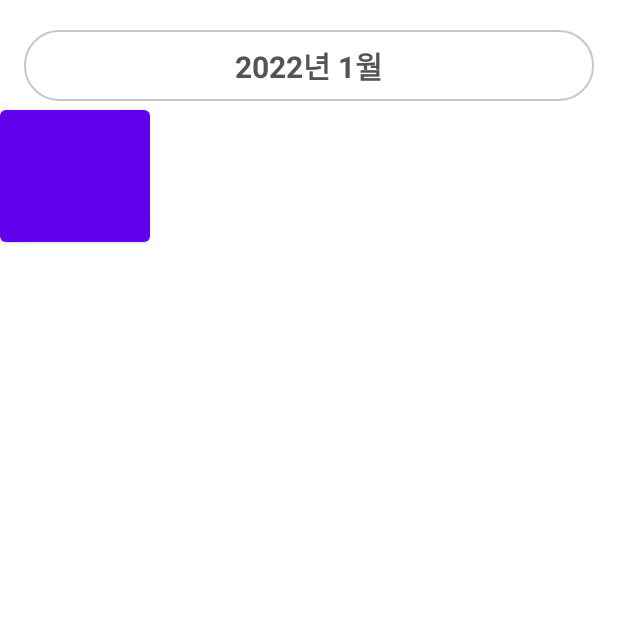
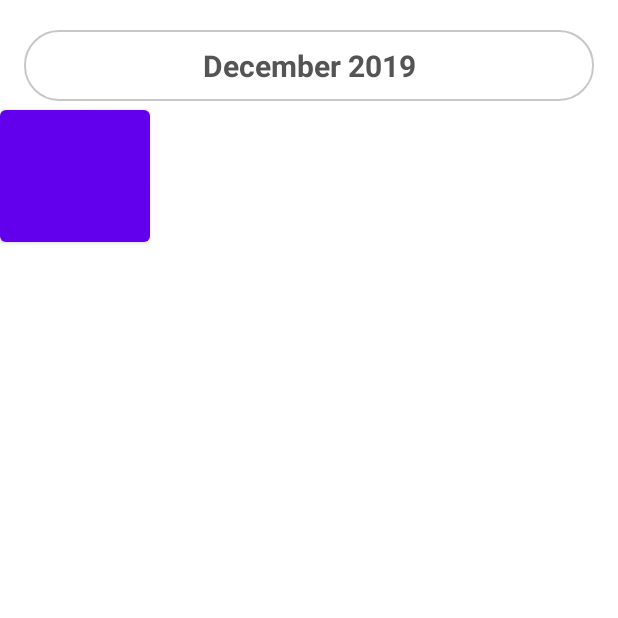
Before and after one commit to jongmin1217/android-image-calendar, an Android app: the screen it shows after launch (SampleCalendarActivity), on a phone screen of 412 x 824 dp, the top half of it. Run offline under Robolectric (Android 15) with nearby library versions, the phone set to English and light mode, and no system bars; our stand-ins replace data binding.

```diff
--- a/app/src/main/java/com/bellminp/samplelibrary/SampleCalendarActivity.kt
+++ b/app/src/main/java/com/bellminp/samplelibrary/SampleCalendarActivity.kt
@@ -4,18 +4,22 @@ import androidx.appcompat.app.AppCompatActivity
 import android.os.Bundle
 import android.util.Log
 import android.widget.Button
+import androidx.activity.viewModels
+import androidx.databinding.DataBindingUtil
 import com.bellminp.imagecalendar.view.ImageCalendarView
+import com.bellminp.samplelibrary.databinding.ActivitySampleCalendarBinding
 
 class SampleCalendarActivity : AppCompatActivity() {
+    private val viewModel : SampleCalendarViewModel by viewModels()
+    lateinit var binding: ActivitySampleCalendarBinding
 
     override fun onCreate(savedInstanceState: Bundle?) {
         super.onCreate(savedInstanceState)
-        setContentView(R.layout.activity_sample_calendar)
 
-        findViewById<Button>(R.id.tv_test).setOnClickListener {
-            Log.d("timber","???????????????????????")
-            val test = findViewById<ImageCalendarView>(R.id.image_calendar_view).title
-            findViewById<ImageCalendarView>(R.id.image_calendar_view).title = test+"z"
-        }
+        binding = DataBindingUtil.setContentView(this,R.layout.activity_sample_calendar)
+        binding.lifecycleOwner = this
+
+        binding.vm = viewModel
+
     }
 }
--- /dev/null
+++ b/app/src/main/java/com/bellminp/samplelibrary/SampleCalendarViewModel.kt
@@ -0,0 +1,8 @@
+package com.bellminp.samplelibrary
+
+import androidx.lifecycle.MutableLiveData
+import androidx.lifecycle.ViewModel
+
+class SampleCalendarViewModel : ViewModel() {
+    val text = MutableLiveData<String>()
+}
--- a/app/src/main/res/layout/activity_sample_calendar.xml
+++ b/app/src/main/res/layout/activity_sample_calendar.xml
@@ -1,4 +1,11 @@
 <?xml version="1.0" encoding="utf-8"?>
+<layout>
+    <data>
+        <variable
+            name="vm"
+            type="com.bellminp.samplelibrary.SampleCalendarViewModel" />
+    </data>
+
     <androidx.constraintlayout.widget.ConstraintLayout xmlns:android="http://schemas.android.com/apk/res/android"
         xmlns:app="http://schemas.android.com/apk/res-auto"
         xmlns:tools="http://schemas.android.com/tools"
@@ -11,6 +18,8 @@
             android:layout_width="match_parent"
             android:layout_height="wrap_content"
             app:layout_constraintTop_toTopOf="parent"
+            app:language="uk"
+            app:init_date="2019.12"
             />
 
         <Button
@@ -19,6 +28,9 @@
             android:layout_height="100dp"
             app:layout_constraintTop_toBottomOf="@id/image_calendar_view"
             app:layout_constraintStart_toStartOf="@id/image_calendar_view"
+            android:text="@{vm.text}"
             />
 
     </androidx.constraintlayout.widget.ConstraintLayout>
+
+</layout>
--- a/imageCalendar/src/main/java/com/bellminp/imagecalendar/base/MvvmCustomView.kt
+++ b/imageCalendar/src/main/java/com/bellminp/imagecalendar/base/MvvmCustomView.kt
@@ -1,9 +1,10 @@
 package com.bellminp.imagecalendar.base
 
 import androidx.lifecycle.LifecycleOwner
+import androidx.lifecycle.ViewModel
 
 
-interface MvvmCustomView<V : MvvmCustomViewState, T : MvvmCustomViewModel<V>> {
+interface MvvmCustomView<V : MvvmCustomViewState, T : ViewModel> {
     val viewModel : T
     fun onLifecycleOwnerAttached(lifecycleOwner: LifecycleOwner)
 }
--- a/imageCalendar/src/main/java/com/bellminp/imagecalendar/base/MvvmCustomViewModel.kt
+++ /dev/null
@@ -1,4 +0,0 @@
-package com.bellminp.imagecalendar.base
-
-interface MvvmCustomViewModel<T: MvvmCustomViewState> {
-}
--- a/imageCalendar/src/main/java/com/bellminp/imagecalendar/base/MvvmFrameLayout.kt
+++ b/imageCalendar/src/main/java/com/bellminp/imagecalendar/base/MvvmFrameLayout.kt
@@ -5,9 +5,10 @@ import android.os.Parcelable
 import android.util.AttributeSet
 import android.widget.FrameLayout
 import androidx.lifecycle.LifecycleOwner
+import androidx.lifecycle.ViewModel
 import com.bellminp.imagecalendar.utils.LifecycleOwnerNotFoundException
 
-abstract class MvvmFrameLayout<V : MvvmCustomViewState, T : MvvmCustomViewModel<V>>(
+abstract class MvvmFrameLayout<V : MvvmCustomViewState, T : ViewModel>(
     context: Context,
     attrs: AttributeSet? = null,
     defStyleAttr: Int = 0
--- a/imageCalendar/src/main/java/com/bellminp/imagecalendar/view/ImageCalendarView.kt
+++ b/imageCalendar/src/main/java/com/bellminp/imagecalendar/view/ImageCalendarView.kt
@@ -6,23 +6,26 @@ import android.util.Log
 import android.view.LayoutInflater
 import android.widget.TextView
 import androidx.databinding.DataBindingUtil
+import androidx.lifecycle.Lifecycle
 import com.bellminp.imagecalendar.R
 import com.bellminp.imagecalendar.databinding.BmSelectCalendarBinding
 import com.bellminp.imagecalendar.utils.Utils
 import androidx.lifecycle.LifecycleOwner
 import com.bellminp.imagecalendar.base.MvvmFrameLayout
+import com.bellminp.imagecalendar.utils.LifecycleOwnerNotFoundException
 
 class ImageCalendarView @JvmOverloads constructor(
     context: Context,
     attrs: AttributeSet? = null,
     defStyleAttr: Int = 0
-) : MvvmFrameLayout<ImageCalendarViewState,ImageCalendarViewModel>(context, attrs, defStyleAttr) {
+) : MvvmFrameLayout<ImageCalendarViewState,ImageCalendarViewModel>(context, attrs, defStyleAttr){
 
     override val viewModel = ImageCalendarViewModel()
     lateinit var binding : BmSelectCalendarBinding
 
     private var calendarType = 0
-    private var firstDate = String()
+    private var initDate = String()
+    private var language = String()
 
 
     var title : String = ""
@@ -35,7 +38,11 @@ class ImageCalendarView @JvmOverloads constructor(
         initBinding(context,attrs)
     }
 
+
     override fun onLifecycleOwnerAttached(lifecycleOwner: LifecycleOwner) {
+        binding.lifecycleOwner = lifecycleOwner
+
+        binding.vm = viewModel
         observeLiveData(lifecycleOwner)
     }
 
@@ -49,7 +56,8 @@ class ImageCalendarView @JvmOverloads constructor(
 
         try {
             calendarType = attributes.getResourceId(R.styleable.ImageCalendarView_bm_calendar_type, R.layout.bm_select_calendar)
-            firstDate = attributes.getString(R.styleable.ImageCalendarView_init_date)?:resources.getString(R.string.now)
+            initDate = attributes.getString(R.styleable.ImageCalendarView_init_date)?:resources.getString(R.string.now)
+            language = attributes.getString(R.styleable.ImageCalendarView_language)?:resources.getString(R.string.kr)
         }finally {
             attributes.recycle()
         }
@@ -57,13 +65,17 @@ class ImageCalendarView @JvmOverloads constructor(
         val inflater = context.getSystemService(Context.LAYOUT_INFLATER_SERVICE) as LayoutInflater
         binding = DataBindingUtil.inflate(inflater,calendarType,this,true)
 
-        binding.vm = viewModel
         drawView()
     }
 
     private fun drawView(){
-        title = if(firstDate == resources.getString(R.string.now)) String.format("%d년 %d월",Utils.getYear(),Utils.getMonth())
-        else String.format("%s년 %d월",firstDate.split(".")[0],firstDate.split(".")[1].toInt())
+        title = if(language == resources.getString(R.string.kr)){
+            if(initDate == resources.getString(R.string.now)) String.format("%d년 %d월",Utils.getYear(),Utils.getMonth())
+            else String.format("%s년 %d월",initDate.split(".")[0],initDate.split(".")[1].toInt())
+        }else{
+            if(initDate == resources.getString(R.string.now)) String.format("%s %d",Utils.getUkMonth(Utils.getMonth()),Utils.getYear())
+            else String.format("%s %s",Utils.getUkMonth(initDate.split(".")[1].toInt()),initDate.split(".")[0])
+        }
     }
 
 
@@ -76,4 +88,5 @@ class ImageCalendarView @JvmOverloads constructor(
 
 
 
+
 }
--- a/imageCalendar/src/main/java/com/bellminp/imagecalendar/view/ImageCalendarViewModel.kt
+++ b/imageCalendar/src/main/java/com/bellminp/imagecalendar/view/ImageCalendarViewModel.kt
@@ -2,9 +2,11 @@ package com.bellminp.imagecalendar.view
 
 import androidx.lifecycle.LiveData
 import androidx.lifecycle.MutableLiveData
-import com.bellminp.imagecalendar.base.MvvmCustomViewModel
+import androidx.lifecycle.ViewModel
 
-class ImageCalendarViewModel : MvvmCustomViewModel<ImageCalendarViewState> {
-    val title = MutableLiveData<String>()
+class ImageCalendarViewModel : ViewModel() {
+    private fun <T : Any?> MutableLiveData<T>.default(initialValue: T?) = apply { setValue(initialValue) }
+
+    val title = MutableLiveData<String>().default("")
 
 }
--- a/imageCalendar/src/main/res/values/attrs.xml
+++ b/imageCalendar/src/main/res/values/attrs.xml
@@ -2,5 +2,6 @@
     <declare-styleable name="ImageCalendarView">
         <attr name="bm_calendar_type" format="reference"/>
         <attr name="init_date" format="string|reference"/>
+        <attr name="language" format="string|reference"/>
     </declare-styleable>
 </resources>
--- a/imageCalendar/src/main/res/values/strings.xml
+++ b/imageCalendar/src/main/res/values/strings.xml
@@ -2,4 +2,6 @@
 <resources>
     <string name="select_calendar">select calendar</string>
     <string name="now">now</string>
+    <string name="kr">kr</string>
+    <string name="uk">uk</string>
 </resources>
```
Also changed, not shown: app/build.gradle (+18 -2 lines), imageCalendar/src/main/java/com/bellminp/imagecalendar/utils/Utils.kt (+18 -0 lines). Lines whose indentation alone changed are shown as unchanged.
